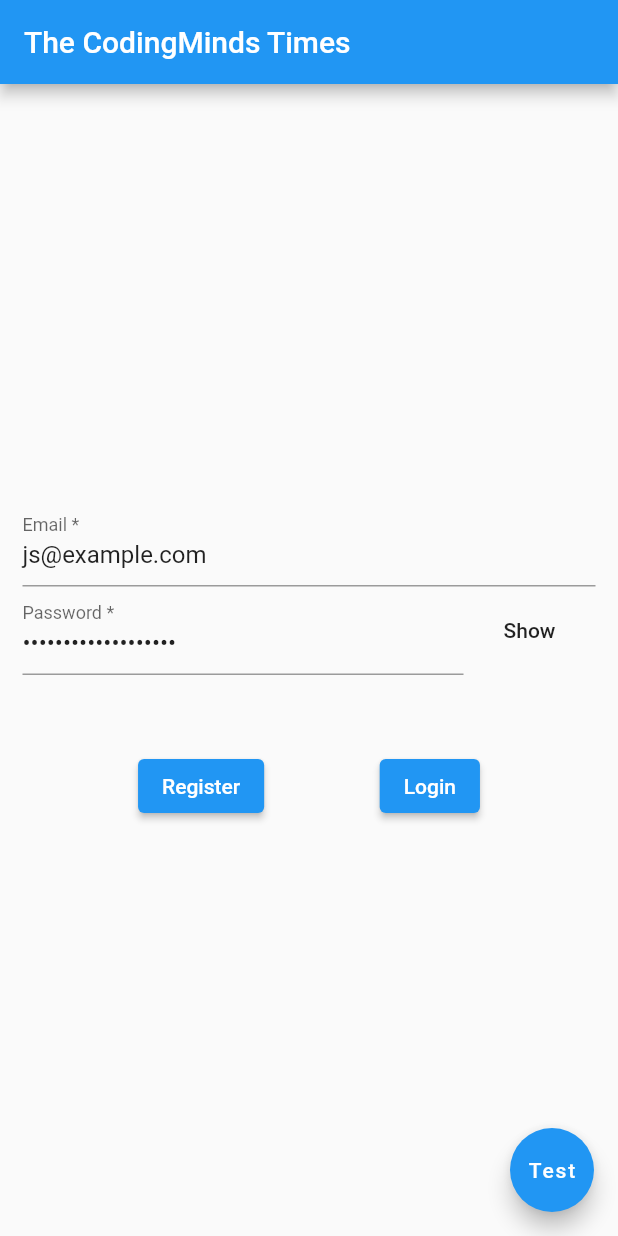
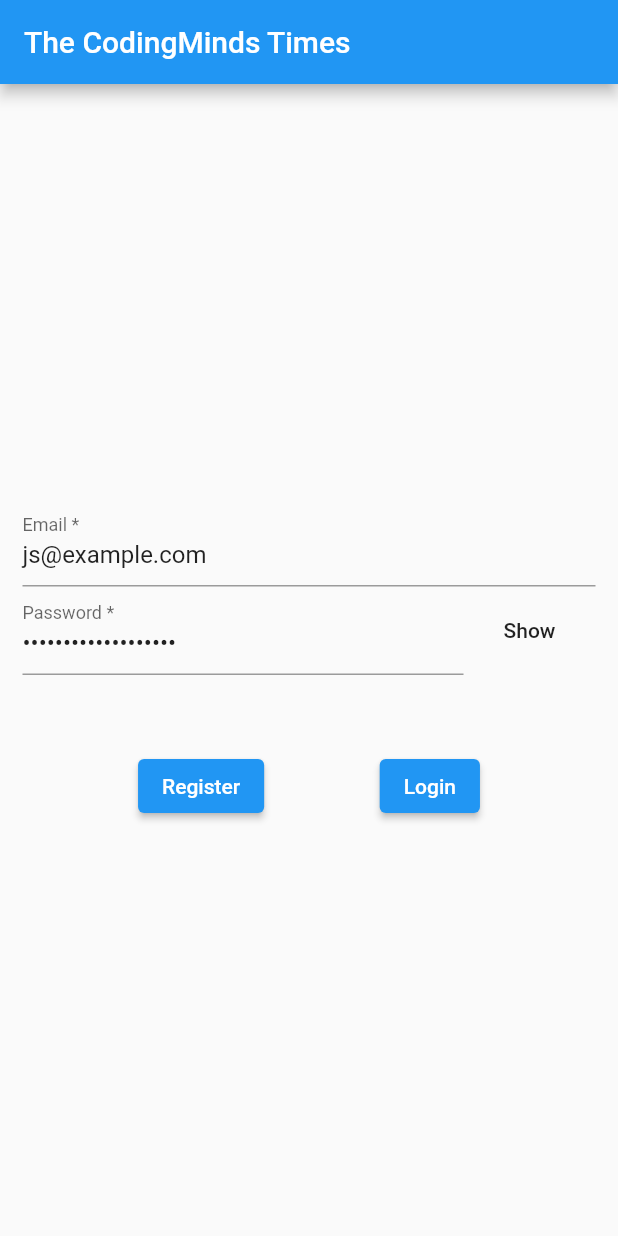
Before and after one commit to Sahagun/flutter_rss, a Flutter app: the screen it shows after launch, on a phone screen of 412 x 824 dp. Run offline on Flutter 3.47's test engine with Material 2 defaults, Android fonts, the phone set to English and light mode, and no system bars; our stand-ins replace firebase_auth, firebase_core, firebase_database, sqflite; accounts and stored records are empty.

Commit message:
Removed debug button from the login page.

```diff
--- a/lib/main.dart
+++ b/lib/main.dart
@@ -179,14 +179,6 @@ class _MyHomePageState extends State<MyHomePage> {
           ],
         ),
       ),
-
-      floatingActionButton: FloatingActionButton(
-        onPressed: () {
-          Global().fbLoadRSS();
-        },
-        child: Text("Test"),
-      ),
-
     );
   }
 }
```
